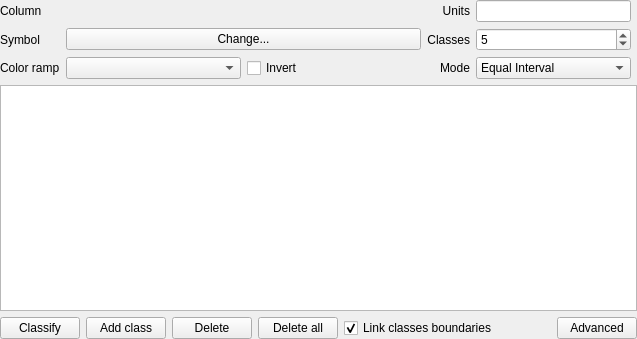
The window that src/ui/qgsgraduatedsymbolrendererv2widget.ui (qgis/QGIS) describes before a commit, drawn with Qt 5.
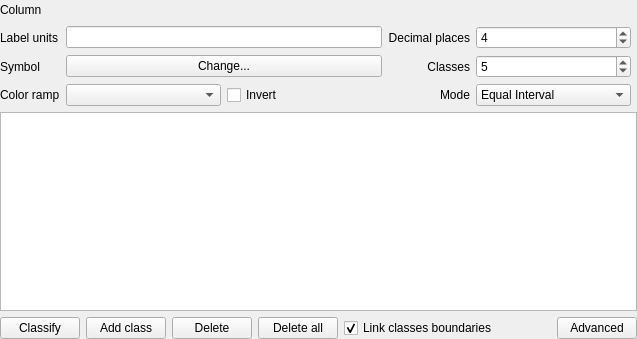
The same window after the commit. Custom widgets are drawn as their Qt base class.

What changed in the file:
```diff
--- a/src/ui/qgsgraduatedsymbolrendererv2widget.ui
+++ b/src/ui/qgsgraduatedsymbolrendererv2widget.ui
@@ -140,29 +140,78 @@
        </item>
       </layout>
      </item>
-     <item row="2" column="3">
-      <widget class="QLineEdit" name="txtUnits"/>
+     <item row="2" column="0">
+      <widget class="QLabel" name="label_4">
+       <property name="text">
+        <string>Column</string>
+       </property>
+      </widget>
      </item>
-     <item row="2" column="2">
-      <widget class="QLabel" name="label">
+     <item row="3" column="2">
+      <widget class="QLabel" name="label_9">
        <property name="text">
-        <string>Units</string>
+        <string>Decimal places</string>
        </property>
        <property name="alignment">
         <set>Qt::AlignRight|Qt::AlignTrailing|Qt::AlignVCenter</set>
        </property>
        <property name="buddy">
+        <cstring>spinDecimalPlaces</cstring>
+       </property>
+      </widget>
+     </item>
+     <item row="3" column="3">
+      <widget class="QSpinBox" name="spinDecimalPlaces">
+       <property name="sizePolicy">
+        <sizepolicy hsizetype="Minimum" vsizetype="Fixed">
+         <horstretch>0</horstretch>
+         <verstretch>0</verstretch>
+        </sizepolicy>
+       </property>
+       <property name="minimum">
+        <number>0</number>
+       </property>
+       <property name="maximum">
+        <number>10</number>
+       </property>
+       <property name="value">
+        <number>4</number>
+       </property>
+      </widget>
+     </item>
+     <item row="3" column="1">
+      <widget class="QLineEdit" name="txtUnits">
+       <property name="alignment">
+        <set>Qt::AlignLeading|Qt::AlignLeft|Qt::AlignVCenter</set>
+       </property>
+      </widget>
+     </item>
+     <item row="3" column="0">
+      <widget class="QLabel" name="label">
+       <property name="text">
+        <string>Label units</string>
+       </property>
+       <property name="alignment">
+        <set>Qt::AlignLeading|Qt::AlignLeft|Qt::AlignVCenter</set>
+       </property>
+       <property name="buddy">
         <cstring>txtUnits</cstring>
        </property>
       </widget>
      </item>
-     <item row="2" column="1">
+     <item row="2" column="1" colspan="2">
       <layout class="QHBoxLayout" name="horizontalLayout">
        <property name="topMargin">
         <number>0</number>
        </property>
        <item>
         <widget class="QgsFieldExpressionWidget" name="mExpressionWidget" native="true">
+         <property name="minimumSize">
+          <size>
+           <width>0</width>
+           <height>0</height>
+          </size>
+         </property>
          <property name="maximumSize">
           <size>
            <width>500</width>
@@ -186,13 +235,6 @@
        </item>
       </layout>
      </item>
-     <item row="2" column="0">
-      <widget class="QLabel" name="label_4">
-       <property name="text">
-        <string>Column</string>
-       </property>
-      </widget>
-     </item>
     </layout>
    </item>
    <item>
```
Left out of the diff: 5 changed lines with no effect on the pictures.
